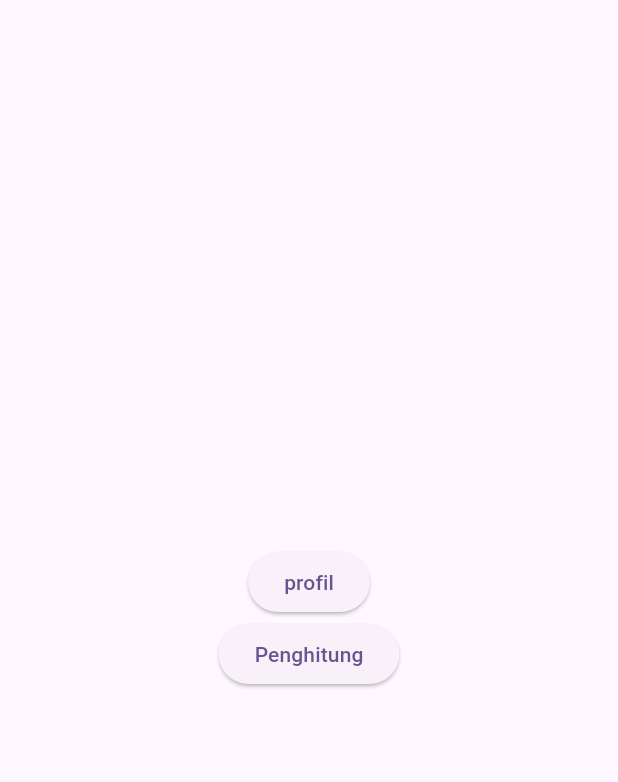
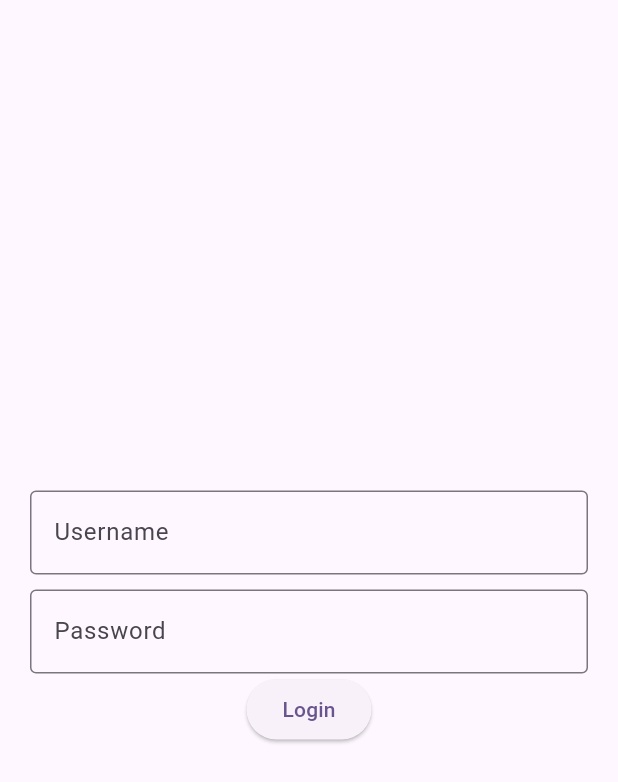
Before and after one commit to triyono777/projek_contoh_trpl_24_a1, a Flutter app: the screen it shows after launch, on a phone screen of 412 x 824 dp. Shown: the top 782 px of the screen. Run offline on Flutter 3.47's test engine with Material 3 defaults, Android fonts, the light colour scheme and no system bars.

Commit message:
add navigasi with data

```diff
--- a/lib/home.dart
+++ b/lib/home.dart
@@ -8,6 +8,9 @@ class HomeScreen extends StatelessWidget {
   @override
   Widget build(BuildContext context) {
     return Scaffold(
+      appBar: AppBar(
+        backgroundColor: Colors.amber,
+      ),
       body: Center(child: Column(
         mainAxisAlignment: MainAxisAlignment.center,
         children: [
--- /dev/null
+++ b/lib/login_screen.dart
@@ -0,0 +1,49 @@
+import 'package:flutter/material.dart';
+
+import 'profil_screen.dart';
+
+class LoginScreen extends StatefulWidget {
+  const LoginScreen({super.key});
+
+  @override
+  State<LoginScreen> createState() => _LoginScreenState();
+}
+
+class _LoginScreenState extends State<LoginScreen> {
+
+  TextEditingController usernameController = TextEditingController();
+
+  @override
+  Widget build(BuildContext context) {
+    return Scaffold(
+    body: Padding(
+      padding: const EdgeInsets.all(20.0),
+      child: Center(
+        child: Column(
+          mainAxisAlignment: MainAxisAlignment.center,
+          children: [
+        TextField(
+          controller: usernameController,
+          decoration: InputDecoration(
+            labelText: "Username",
+            hintText: "Masukkan Username",
+            border: OutlineInputBorder()),
+        ),
+        SizedBox(height: 10,),
+        TextField(
+          decoration: InputDecoration(
+            labelText: "Password",
+            hintText: "Masukkan Password",
+            border: OutlineInputBorder()),
+        ),
+        ElevatedButton(onPressed: (){
+ Navigator.of(context).push(
+  MaterialPageRoute(builder: (_)=> ProfilScreen(username: usernameController.text,)));
+
+        }, child: Text("Login"),)
+        ],),
+      ),
+    ),
+    );
+  }
+}
--- a/lib/main.dart
+++ b/lib/main.dart
@@ -1,5 +1,6 @@
 import 'package:flutter/material.dart';
 import 'package:projek_contoh_trpl_24_a1/home.dart';
+import 'package:projek_contoh_trpl_24_a1/login_screen.dart';
 import 'profil_screen.dart';
 import 'penghitung_screen.dart';
 void main() {
@@ -16,7 +17,7 @@ class MyApp extends StatelessWidget {
       theme: ThemeData(
         colorScheme: ColorScheme.fromSeed(seedColor: Colors.deepPurple),
       ),
-      home: HomeScreen(),
+      home: LoginScreen(),
     );
   }
 }
--- a/lib/profil_screen.dart
+++ b/lib/profil_screen.dart
@@ -1,7 +1,11 @@
 import 'package:flutter/material.dart';
+import 'package:projek_contoh_trpl_24_a1/home.dart';
+import 'package:projek_contoh_trpl_24_a1/penghitung_screen.dart';
 
 class ProfilScreen extends StatelessWidget {
-  const ProfilScreen({super.key});
+  const ProfilScreen({super.key, this.username });
+
+  final String? username;
 
   @override
   Widget build(BuildContext context) {
@@ -9,7 +13,7 @@ class ProfilScreen extends StatelessWidget {
       backgroundColor: Colors.yellow,
       appBar: AppBar(
         backgroundColor: Colors.greenAccent,
-        title: Text("Profil"),
+        title: Text("Profil $username"),
       ),
       body: Center(
         child: ListView(
@@ -17,6 +21,17 @@ class ProfilScreen extends StatelessWidget {
             Image.network("https://udb.ac.id/storage/app/media/uploaded-files/LOGO---BOTTOM-TEXT.jpg",height: 100,),
             Image.asset("asset/luffy.webp",height: 200,),
             Card(child: Text("Luffy",style: TextStyle(fontSize: 30,color: Colors.red,),)),
+             TextButton(onPressed: (){
+          Navigator.of(context).push(MaterialPageRoute(builder: (_)=> PenghitungScreen()));
+            }, child: Text("Pindah Penghitung")),
+
+             TextButton(onPressed: (){
+
+                        Navigator.pop(context);
+            },
+            child: Text("Kembali")),
+
+
             Text("alamat"),
             Row(
               mainAxisAlignment: MainAxisAlignment.center,
```
Also changed, not shown: lib/penghitung_screen.dart (+14 -1 lines).
